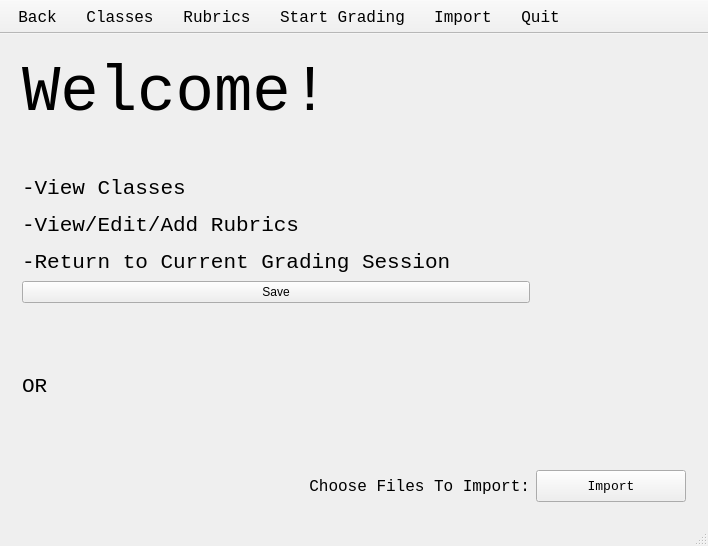
Qt form GAUI/basescreen.ui (ezfe/grading-assistant-cs205) before a commit.
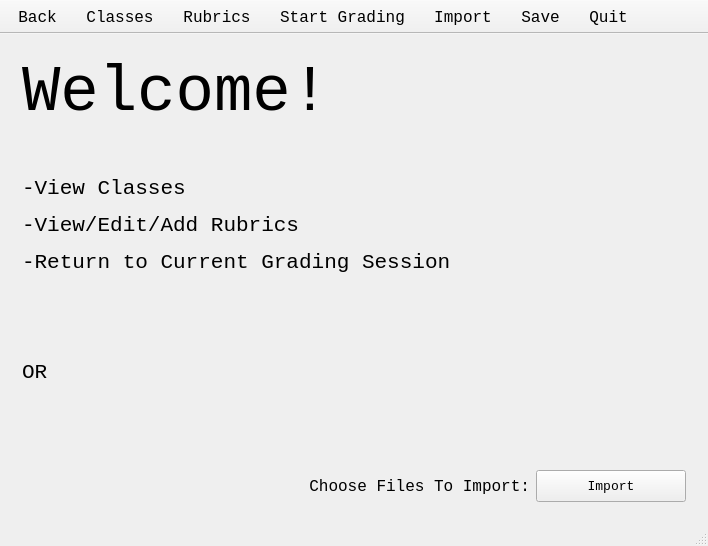
The same form after that commit. The open tabs and pages were chosen to show the change.

Commit message: Switched save button to save action on toolbar

```diff
--- a/GAUI/basescreen.ui
+++ b/GAUI/basescreen.ui
@@ -18,7 +18,7 @@
     <item row="0" column="0">
      <widget class="QStackedWidget" name="stackedWidget">
       <property name="currentIndex">
-       <number>2</number>
+       <number>0</number>
       </property>
       <widget class="QWidget" name="welcomeScreen">
        <layout class="QGridLayout" name="gridLayout_2">
@@ -27,7 +27,7 @@
           <property name="sizeConstraint">
            <enum>QLayout::SetDefaultConstraint</enum>
           </property>
-          <item row="8" column="0">
+          <item row="7" column="0">
            <widget class="QLabel" name="label_4">
             <property name="font">
              <font>
@@ -43,7 +43,7 @@
             </property>
            </widget>
           </item>
-          <item row="5" column="0">
+          <item row="4" column="0">
            <widget class="QLabel" name="label_3">
             <property name="font">
              <font>
@@ -56,17 +56,7 @@
             </property>
            </widget>
           </item>
-          <item row="3" column="0">
-           <widget class="QPushButton" name="temp_save">
-            <property name="text">
-             <string>Save</string>
-            </property>
-            <property name="shortcut">
-             <string>Ctrl+S</string>
-            </property>
-           </widget>
-          </item>
-          <item row="8" column="1">
+          <item row="7" column="1">
            <widget class="QPushButton" name="importButton">
             <property name="minimumSize">
              <size>
@@ -106,7 +96,7 @@
             </property>
            </widget>
           </item>
-          <item row="4" column="0">
+          <item row="3" column="0">
            <spacer name="verticalSpacer_2">
             <property name="orientation">
              <enum>Qt::Vertical</enum>
@@ -119,7 +109,7 @@
             </property>
            </spacer>
           </item>
-          <item row="6" column="0">
+          <item row="5" column="0">
            <spacer name="verticalSpacer">
             <property name="orientation">
              <enum>Qt::Vertical</enum>
@@ -734,6 +724,7 @@
    <addaction name="actionRubrics"/>
    <addaction name="actionCurrent_Session"/>
    <addaction name="actionImport"/>
+   <addaction name="actionSave"/>
    <addaction name="actionQuit"/>
   </widget>
   <widget class="QStatusBar" name="statusBar"/>
@@ -836,6 +827,20 @@
     <string>Ctrl+I, Meta+I</string>
    </property>
   </action>
+  <action name="actionSave">
+   <property name="text">
+    <string>Save</string>
+   </property>
+   <property name="font">
+    <font>
+     <family>Monospace</family>
+     <pointsize>12</pointsize>
+    </font>
+   </property>
+   <property name="shortcut">
+    <string>Ctrl+S</string>
+   </property>
+  </action>
  </widget>
  <layoutdefault spacing="6" margin="11"/>
  <resources/>
```
The commit also changes 2 other files.
